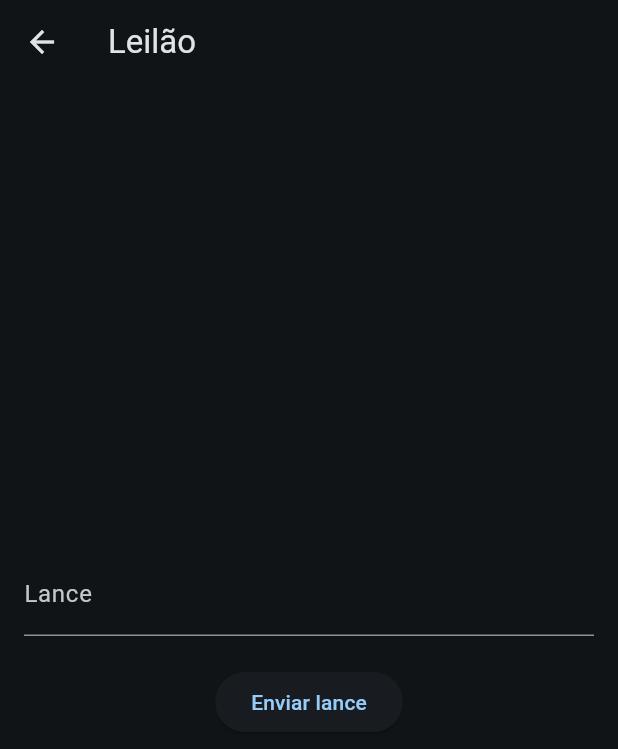
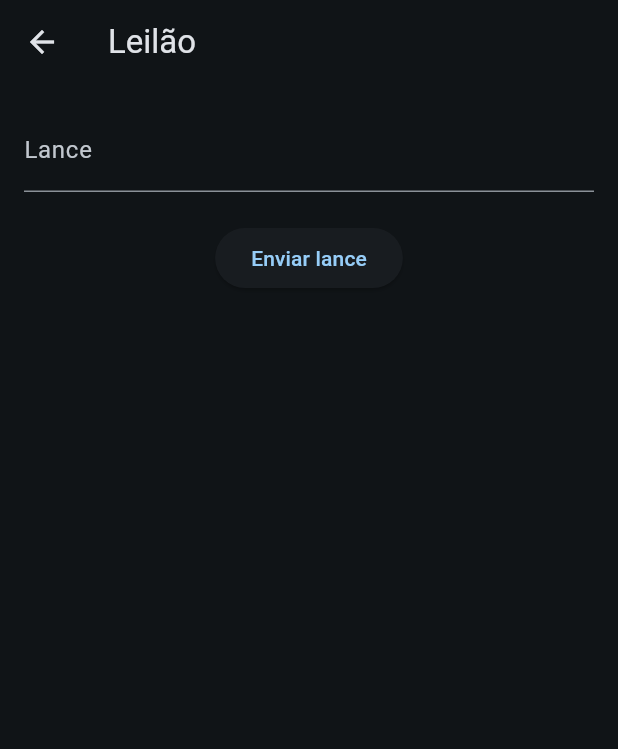
Before and after one commit to OthavioH/leilao_app, a Flutter app: the AuctionScreen screen opened directly with empty values, on a phone screen of 412 x 824 dp. Shown: the top 749 px of the screen. Run offline on Flutter 3.47's test engine with Material 3 defaults, Android fonts, the phone set to English and light mode, and no system bars; our stand-ins replace flutter_dotenv, multicast_dns; missing offline and left inert: udp; statements that could not run were skipped.

Commit message:
🐛 fix: leilao not working

```diff
--- a/lib/auction_screen.dart
+++ b/lib/auction_screen.dart
@@ -4,14 +4,12 @@ import 'dart:developer';
 import 'dart:io';
 
 import 'package:flutter/material.dart';
-import 'package:leilao_app/core/helpers/environment_helper.dart';
 import 'package:leilao_app/models/leilao.dart';
 import 'package:leilao_app/models/multicast_action.dart';
 import 'package:leilao_app/models/user.dart';
 import 'package:multicast_dns/multicast_dns.dart';
 import 'package:udp/udp.dart';
 import 'dart:convert';
-import 'dart:typed_data';
 
 import 'package:uuid/uuid.dart';
 
@@ -74,7 +72,7 @@ class _AuctionScreenState extends State<AuctionScreen> {
 
           final multicastAction = MulticastAction.fromJson(jsonDecode(message));
           if (multicastAction.active && multicastAction.action == 'AUCTION_STATUS') {
-            final itemLeilaoAtual = Leilao.fromJson(multicastAction.data);
+            final itemLeilaoAtual = Leilao.fromJson(multicastAction.data['leilao']);
 
             setState(() => _currentLeilao = itemLeilaoAtual);
           }
@@ -104,11 +102,11 @@ class _AuctionScreenState extends State<AuctionScreen> {
     }
   }
 
-  String _decryptMessage(Uint8List encrypted, Uint8List iv) {
-    // Implementação da decriptação AES
-    // Usar uma biblioteca como 'encrypt' para implementar
-    return ''; // Implementar decriptação real
-  }
+  // String _decryptMessage(Uint8List encrypted, Uint8List iv) {
+  //   // Implementação da decriptação AES
+  //   // Usar uma biblioteca como 'encrypt' para implementar
+  //   return ''; // Implementar decriptação real
+  // }
 
   Future<void> _enviarLance() async {
     if (!formKey.currentState!.validate()) return;
@@ -138,11 +136,11 @@ class _AuctionScreenState extends State<AuctionScreen> {
     formKey.currentState!.reset();
   }
 
-  Uint8List _encryptMessage(String message) {
-    // Implementação da encriptação AES
-    // Usar uma biblioteca como 'encrypt' para implementar
-    return Uint8List(0); // Implementar encriptação real
-  }
+  // Uint8List _encryptMessage(String message) {
+  //   // Implementação da encriptação AES
+  //   // Usar uma biblioteca como 'encrypt' para implementar
+  //   return Uint8List(0); // Implementar encriptação real
+  // }
 
   @override
   void dispose() async {
@@ -154,13 +152,17 @@ class _AuctionScreenState extends State<AuctionScreen> {
       action: 'LEAVE',
     ).toJson());
     var messageBytes = utf8.encode(message);
-    _multicastSender
-        ?.send(
+    UDP.bind(Endpoint.any(port: const Port(0))).then((sender) {
+      sender.socket?.broadcastEnabled = true;
+      sender.socket?.multicastHops = 128;
+      sender
+          .send(
         messageBytes,
         Endpoint.multicast(InternetAddress(widget.multicastAddress), port: Port(widget.multicastPort)),
       )
           .whenComplete(() {
-      _multicastSender?.close();
+        sender.close();
+      });
     });
     _multicastDataSubscription?.cancel();
     receiver?.close();
@@ -172,7 +174,8 @@ class _AuctionScreenState extends State<AuctionScreen> {
   Widget build(BuildContext context) {
     return Scaffold(
       appBar: AppBar(title: const Text('Leilão')),
-      body: Form(
+      body: SingleChildScrollView(
+        child: Form(
           key: formKey,
           child: Padding(
             padding: const EdgeInsets.all(16.0),
@@ -191,11 +194,20 @@ class _AuctionScreenState extends State<AuctionScreen> {
                       errorBuilder: (context, error, stackTrace) => const Icon(Icons.error),
                     ),
                   ),
-                Text('Item: ${_currentLeilao!.item.nome}'),
+                  const SizedBox(
+                    height: 30,
+                  ),
+                  Text(
+                    _currentLeilao?.item.nome ?? '',
+                    style: const TextStyle(
+                      fontSize: 24,
+                      fontWeight: FontWeight.bold,
+                    ),
+                  ),
                   Text('Lance inicial: R\$ ${_currentLeilao!.lanceInicial}'),
-                Text('Lance atual: R\$ ${_currentLeilao!.lanceAtual}'),
+                  Text('Lance atual: R\$ ${_currentLeilao!.lanceAtual ?? '0'}'),
                   Text('Lance mínimo: R\$ ${_currentLeilao!.incrementoMinimoLance}'),
-                Text('Ofertante atual: ${_currentLeilao!.ofertanteAtual?.name}'),
+                  Text('Ofertante atual: ${_currentLeilao!.ofertanteAtual?.name ?? 'Nenhum'}'),
                   Text('Tempo restante: ${_currentLeilao!.endTime.difference(DateTime.now()).inMinutes} minutos'),
                 ],
                 if (_currentLeilao != null)
@@ -207,6 +219,7 @@ class _AuctionScreenState extends State<AuctionScreen> {
                   autovalidateMode: AutovalidateMode.onUserInteraction,
                   decoration: const InputDecoration(labelText: 'Lance'),
                   keyboardType: TextInputType.number,
+                  onTapOutside: (_) => FocusScope.of(context).unfocus(),
                   validator: (value) {
                     if (_currentLeilao?.ofertanteAtual?.id == userId) {
                       return 'Você já tem o maior lance';
@@ -238,12 +251,12 @@ class _AuctionScreenState extends State<AuctionScreen> {
                 ListView.builder(
                   shrinkWrap: true,
                   itemCount: _currentLeilao?.users.length ?? 0,
+                  physics: const NeverScrollableScrollPhysics(),
                   itemBuilder: (context, index) {
                     var nome = _currentLeilao?.users.elementAt(index).name ?? '';
                     return Text(
                       nome,
                       style: const TextStyle(
-                      color: Colors.black,
                         fontSize: 20,
                         fontWeight: FontWeight.bold,
                       ),
@@ -271,6 +284,7 @@ class _AuctionScreenState extends State<AuctionScreen> {
             ),
           ),
         ),
+      ),
     );
   }
 }
--- a/lib/login_screen.dart
+++ b/lib/login_screen.dart
@@ -93,6 +93,7 @@ class _LoginScreenState extends State<LoginScreen> {
       // }
     } catch (e, stackTrace) {
       log(e.toString(), stackTrace: stackTrace);
+      // ignore: use_build_context_synchronously
       ScaffoldMessenger.of(context).showSnackBar(
         SnackBar(content: Text('Error: $e')),
       );
--- a/lib/main.dart
+++ b/lib/main.dart
@@ -1,3 +1,4 @@
+import 'dart:developer';
 import 'dart:io';
 
 import 'package:flutter/material.dart';
@@ -7,9 +8,9 @@
 void logNetworkInterfaces() {
   NetworkInterface.list().then((interfaces) {
     for (var interface in interfaces) {
-      print('Interface: ${interface.name}');
+      log('Interface: ${interface.name}');
       for (var address in interface.addresses) {
-        print('  Address: ${address.address}');
+        log('  Address: ${address.address}');
       }
     }
   });
```
Lines whose indentation alone changed are shown as unchanged.
